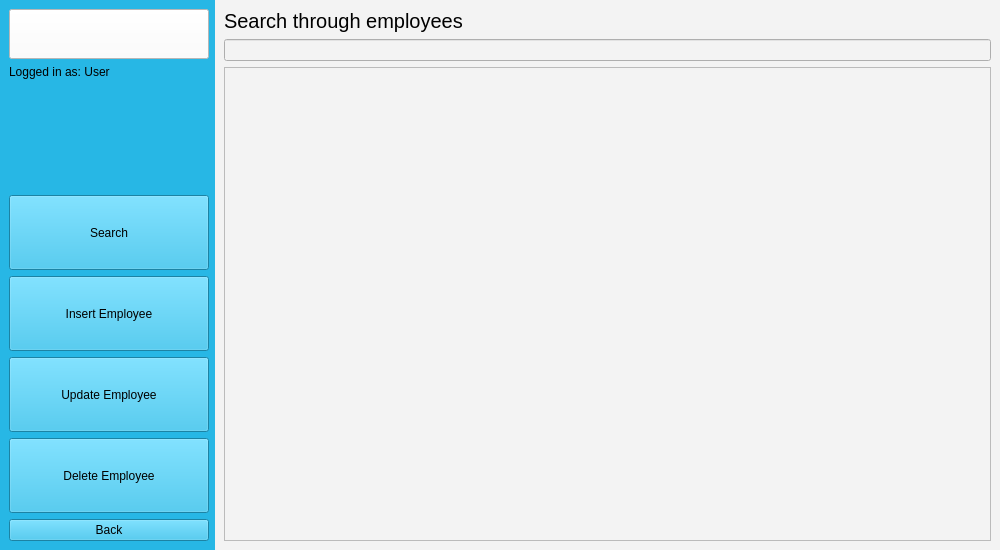
Above: EMS-App/employeeScreen.ui from elroydsouza/HR-ManagementSystem before the change. Below: the same form after it.
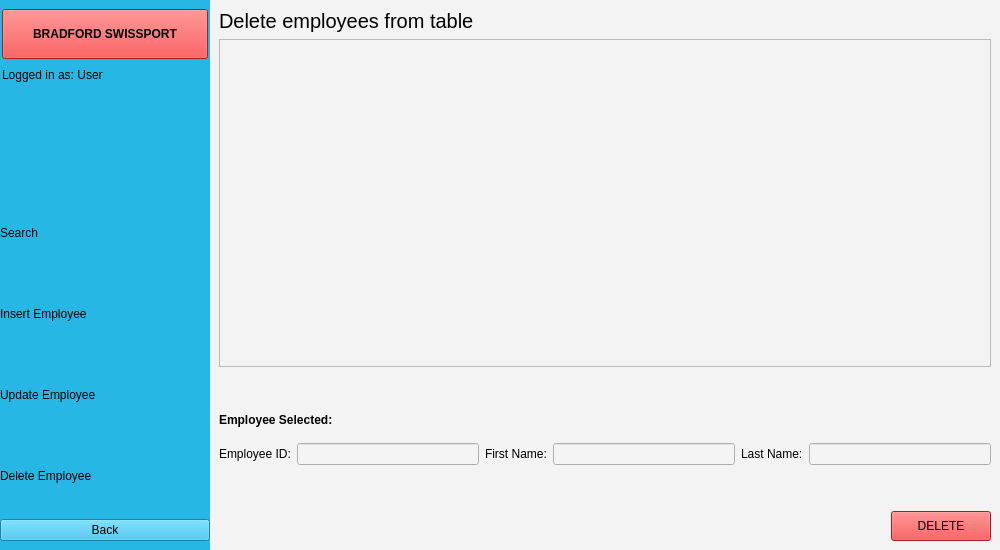
That is the form after the change. The open tabs and pages were chosen to show the change. Icons and pictures are not drawn.

Commit message: Added delete user functionality and cleaned up UI in several places

```diff
--- a/EMS-App/employeeScreen.ui
+++ b/EMS-App/employeeScreen.ui
@@ -14,11 +14,14 @@
    <string>Form</string>
   </property>
   <property name="styleSheet">
-   <string notr="true">background-color: rgb(39, 183, 229);</string>
+   <string notr="true"/>
   </property>
   <layout class="QHBoxLayout" name="horizontalLayout">
+   <property name="spacing">
+    <number>0</number>
+   </property>
    <property name="leftMargin">
-    <number>9</number>
+    <number>0</number>
    </property>
    <property name="topMargin">
     <number>0</number>
@@ -30,10 +33,26 @@
     <number>0</number>
    </property>
    <item>
+    <widget class="QWidget" name="verticalSidebar" native="true">
+     <property name="styleSheet">
+      <string notr="true">background-color: rgb(39, 183, 229);</string>
+     </property>
     <layout class="QVBoxLayout" name="verticalLayout">
+      <property name="spacing">
+       <number>6</number>
+      </property>
+      <property name="leftMargin">
+       <number>0</number>
+      </property>
+      <property name="topMargin">
+       <number>0</number>
+      </property>
      <property name="rightMargin">
       <number>0</number>
      </property>
+      <property name="bottomMargin">
+       <number>0</number>
+      </property>
      <item>
       <spacer name="verticalSpacer_6">
        <property name="orientation">
@@ -51,6 +70,24 @@
       </spacer>
      </item>
      <item>
+       <layout class="QHBoxLayout" name="horizontalLayout_10">
+        <item>
+         <spacer name="horizontalSpacer_8">
+          <property name="orientation">
+           <enum>Qt::Horizontal</enum>
+          </property>
+          <property name="sizeType">
+           <enum>QSizePolicy::Fixed</enum>
+          </property>
+          <property name="sizeHint" stdset="0">
+           <size>
+            <width>2</width>
+            <height>20</height>
+           </size>
+          </property>
+         </spacer>
+        </item>
+        <item>
       <widget class="QPushButton" name="btn_logo">
        <property name="minimumSize">
         <size>
@@ -58,13 +95,55 @@
          <height>50</height>
         </size>
        </property>
+          <property name="font">
+           <font>
+            <weight>75</weight>
+            <bold>true</bold>
+           </font>
+          </property>
        <property name="styleSheet">
-        <string notr="true">background-color: rgb(255, 255, 255);</string>
+           <string notr="true">background-color: rgb(239, 41, 41);</string>
        </property>
        <property name="text">
-        <string/>
-       </property>
-      </widget>
+           <string>BRADFORD SWISSPORT</string>
+          </property>
+         </widget>
+        </item>
+        <item>
+         <spacer name="horizontalSpacer_9">
+          <property name="orientation">
+           <enum>Qt::Horizontal</enum>
+          </property>
+          <property name="sizeType">
+           <enum>QSizePolicy::Fixed</enum>
+          </property>
+          <property name="sizeHint" stdset="0">
+           <size>
+            <width>2</width>
+            <height>20</height>
+           </size>
+          </property>
+         </spacer>
+        </item>
+       </layout>
+      </item>
+      <item>
+       <layout class="QHBoxLayout" name="horizontalLayout_12">
+        <item>
+         <spacer name="horizontalSpacer_10">
+          <property name="orientation">
+           <enum>Qt::Horizontal</enum>
+          </property>
+          <property name="sizeType">
+           <enum>QSizePolicy::Fixed</enum>
+          </property>
+          <property name="sizeHint" stdset="0">
+           <size>
+            <width>2</width>
+            <height>20</height>
+           </size>
+          </property>
+         </spacer>
      </item>
      <item>
       <widget class="QLabel" name="lbl_name">
@@ -74,6 +153,24 @@
       </widget>
      </item>
      <item>
+         <spacer name="horizontalSpacer_11">
+          <property name="orientation">
+           <enum>Qt::Horizontal</enum>
+          </property>
+          <property name="sizeType">
+           <enum>QSizePolicy::Fixed</enum>
+          </property>
+          <property name="sizeHint" stdset="0">
+           <size>
+            <width>2</width>
+            <height>20</height>
+           </size>
+          </property>
+         </spacer>
+        </item>
+       </layout>
+      </item>
+      <item>
       <spacer name="verticalSpacer">
        <property name="orientation">
         <enum>Qt::Vertical</enum>
@@ -90,13 +187,42 @@
       <widget class="QPushButton" name="btn_search">
        <property name="minimumSize">
         <size>
-         <width>200</width>
+          <width>210</width>
          <height>75</height>
         </size>
        </property>
+        <property name="styleSheet">
+         <string notr="true">QPushButton{ border: none; Text-align:left;}
+
+QPushButton::hover { background-color: rgb(97, 199, 231); }
+
+QPushButton::pressed { background-color: rgb(48, 152, 185); }</string>
+        </property>
        <property name="text">
         <string>Search</string>
        </property>
+        <property name="icon">
+         <iconset>
+          <normaloff>../../ask-for-help.png</normaloff>../../ask-for-help.png</iconset>
+        </property>
+        <property name="iconSize">
+         <size>
+          <width>30</width>
+          <height>30</height>
+         </size>
+        </property>
+        <property name="checkable">
+         <bool>true</bool>
+        </property>
+        <property name="checked">
+         <bool>true</bool>
+        </property>
+        <property name="autoExclusive">
+         <bool>true</bool>
+        </property>
+        <property name="flat">
+         <bool>true</bool>
+        </property>
       </widget>
      </item>
      <item>
@@ -107,9 +233,35 @@
          <height>75</height>
         </size>
        </property>
+        <property name="styleSheet">
+         <string notr="true">QPushButton{ border: none; Text-align:left;}
+
+QPushButton::hover { background-color: rgb(97, 199, 231); }
+
+QPushButton::pressed { background-color: rgb(48, 152, 185); }</string>
+        </property>
        <property name="text">
         <string>Insert Employee</string>
        </property>
+        <property name="icon">
+         <iconset>
+          <normaloff>../../add-user.png</normaloff>../../add-user.png</iconset>
+        </property>
+        <property name="iconSize">
+         <size>
+          <width>30</width>
+          <height>30</height>
+         </size>
+        </property>
+        <property name="checkable">
+         <bool>true</bool>
+        </property>
+        <property name="autoExclusive">
+         <bool>true</bool>
+        </property>
+        <property name="flat">
+         <bool>true</bool>
+        </property>
       </widget>
      </item>
      <item>
@@ -120,9 +272,36 @@
          <height>75</height>
         </size>
        </property>
+        <property name="styleSheet">
+         <string notr="true">QPushButton{ border: none; Text-align:left;}
+
+QPushButton::hover { background-color: rgb(97, 199, 231); }
+
+QPushButton::pressed { background-color: rgb(48, 152, 185); }
+</string>
+        </property>
        <property name="text">
         <string>Update Employee</string>
        </property>
+        <property name="icon">
+         <iconset>
+          <normaloff>../../settings-gear-icon.png</normaloff>../../settings-gear-icon.png</iconset>
+        </property>
+        <property name="iconSize">
+         <size>
+          <width>30</width>
+          <height>30</height>
+         </size>
+        </property>
+        <property name="checkable">
+         <bool>true</bool>
+        </property>
+        <property name="autoExclusive">
+         <bool>true</bool>
+        </property>
+        <property name="flat">
+         <bool>true</bool>
+        </property>
       </widget>
      </item>
      <item>
@@ -133,9 +312,38 @@
          <height>75</height>
         </size>
        </property>
+        <property name="styleSheet">
+         <string notr="true">QPushButton{ border: none; Text-align:left;}
+
+QPushButton::hover { background-color: rgb(97, 199, 231); }
+
+QPushButton::pressed { background-color: rgb(48, 152, 185); }</string>
+        </property>
        <property name="text">
         <string>Delete Employee</string>
        </property>
+        <property name="icon">
+         <iconset>
+          <normaloff>../../delete-user.png</normaloff>../../delete-user.png</iconset>
+        </property>
+        <property name="iconSize">
+         <size>
+          <width>30</width>
+          <height>30</height>
+         </size>
+        </property>
+        <property name="checkable">
+         <bool>true</bool>
+        </property>
+        <property name="checked">
+         <bool>false</bool>
+        </property>
+        <property name="autoExclusive">
+         <bool>true</bool>
+        </property>
+        <property name="flat">
+         <bool>true</bool>
+        </property>
       </widget>
      </item>
      <item>
@@ -162,6 +370,7 @@
       </spacer>
      </item>
     </layout>
+    </widget>
    </item>
    <item>
     <widget class="QStackedWidget" name="stackedWidget">
@@ -963,6 +1172,183 @@
        </item>
       </layout>
      </widget>
+     <widget class="QWidget" name="page_4">
+      <layout class="QVBoxLayout" name="verticalLayout_8">
+       <item>
+        <widget class="QLabel" name="label_24">
+         <property name="font">
+          <font>
+           <pointsize>15</pointsize>
+          </font>
+         </property>
+         <property name="text">
+          <string>Delete employees from table</string>
+         </property>
+        </widget>
+       </item>
+       <item>
+        <widget class="QTableView" name="Dtbl_users">
+         <property name="styleSheet">
+          <string notr="true">QHeaderView::section { background-color:black; color:white ; font-weight: bold}
+QTableCornerButton::section { background-color:black }
+verticalHeader::section{ background-color:rgb(190,1,1) }</string>
+         </property>
+         <property name="alternatingRowColors">
+          <bool>true</bool>
+         </property>
+         <property name="selectionBehavior">
+          <enum>QAbstractItemView::SelectRows</enum>
+         </property>
+         <property name="showGrid">
+          <bool>false</bool>
+         </property>
+         <property name="cornerButtonEnabled">
+          <bool>false</bool>
+         </property>
+        </widget>
+       </item>
+       <item>
+        <spacer name="verticalSpacer_13">
+         <property name="orientation">
+          <enum>Qt::Vertical</enum>
+         </property>
+         <property name="sizeType">
+          <enum>QSizePolicy::Fixed</enum>
+         </property>
+         <property name="sizeHint" stdset="0">
+          <size>
+           <width>20</width>
+           <height>40</height>
+          </size>
+         </property>
+        </spacer>
+       </item>
+       <item>
+        <widget class="QLabel" name="label_28">
+         <property name="font">
+          <font>
+           <weight>75</weight>
+           <bold>true</bold>
+          </font>
+         </property>
+         <property name="text">
+          <string>Employee Selected:</string>
+         </property>
+        </widget>
+       </item>
+       <item>
+        <spacer name="verticalSpacer_14">
+         <property name="orientation">
+          <enum>Qt::Vertical</enum>
+         </property>
+         <property name="sizeType">
+          <enum>QSizePolicy::Fixed</enum>
+         </property>
+         <property name="sizeHint" stdset="0">
+          <size>
+           <width>20</width>
+           <height>10</height>
+          </size>
+         </property>
+        </spacer>
+       </item>
+       <item>
+        <layout class="QHBoxLayout" name="horizontalLayout_7">
+         <item>
+          <widget class="QLabel" name="label_25">
+           <property name="text">
+            <string>Employee ID:</string>
+           </property>
+          </widget>
+         </item>
+         <item>
+          <widget class="QLineEdit" name="Dle_employeeID">
+           <property name="readOnly">
+            <bool>true</bool>
+           </property>
+          </widget>
+         </item>
+         <item>
+          <widget class="QLabel" name="label_26">
+           <property name="text">
+            <string>First Name:</string>
+           </property>
+          </widget>
+         </item>
+         <item>
+          <widget class="QLineEdit" name="Dle_firstName">
+           <property name="readOnly">
+            <bool>true</bool>
+           </property>
+          </widget>
+         </item>
+         <item>
+          <widget class="QLabel" name="label_27">
+           <property name="text">
+            <string>Last Name:</string>
+           </property>
+          </widget>
+         </item>
+         <item>
+          <widget class="QLineEdit" name="Dle_lastName">
+           <property name="readOnly">
+            <bool>true</bool>
+           </property>
+          </widget>
+         </item>
+        </layout>
+       </item>
+       <item>
+        <spacer name="verticalSpacer_12">
+         <property name="orientation">
+          <enum>Qt::Vertical</enum>
+         </property>
+         <property name="sizeType">
+          <enum>QSizePolicy::Fixed</enum>
+         </property>
+         <property name="sizeHint" stdset="0">
+          <size>
+           <width>20</width>
+           <height>40</height>
+          </size>
+         </property>
+        </spacer>
+       </item>
+       <item>
+        <layout class="QHBoxLayout" name="horizontalLayout_8">
+         <item>
+          <spacer name="horizontalSpacer_7">
+           <property name="orientation">
+            <enum>Qt::Horizontal</enum>
+           </property>
+           <property name="sizeHint" stdset="0">
+            <size>
+             <width>40</width>
+             <height>20</height>
+            </size>
+           </property>
+          </spacer>
+         </item>
+         <item>
+          <widget class="QPushButton" name="Dbtn_delete">
+           <property name="minimumSize">
+            <size>
+             <width>100</width>
+             <height>30</height>
+            </size>
+           </property>
+           <property name="styleSheet">
+            <string notr="true">background-color: rgb(239, 41, 41);</string>
+           </property>
+           <property name="text">
+            <string>DELETE</string>
+           </property>
+          </widget>
+         </item>
+        </layout>
+       </item>
+      </layout>
+     </widget>
     </widget>
    </item>
   </layout>
```
Left out of the diff: 12 changed lines with no effect on the pictures. Lines whose indentation alone changed are shown as unchanged. The commit also changes 11 other files.
